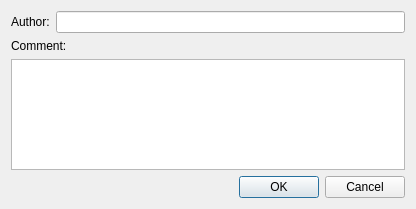
This is python/masarclient/ui/ui_commentdiag.ui in epics-base/masarService as Qt 5 draws it before an edit. The edited form follows.
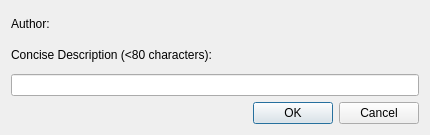
This is the edited form.

The edit to the form file:
```diff
--- a/python/masarclient/ui/ui_commentdiag.ui
+++ b/python/masarclient/ui/ui_commentdiag.ui
@@ -6,15 +6,47 @@
    <rect>
     <x>0</x>
     <y>0</y>
-    <width>416</width>
-    <height>209</height>
+    <width>426</width>
+    <height>135</height>
    </rect>
   </property>
   <property name="windowTitle">
    <string>Comment</string>
   </property>
-  <layout class="QVBoxLayout" name="verticalLayout">
-   <item>
+  <layout class="QGridLayout" name="gridLayout">
+   <item row="2" column="0" colspan="2">
+    <widget class="QLineEdit" name="commentLineEdit">
+     <property name="sizePolicy">
+      <sizepolicy hsizetype="Expanding" vsizetype="Fixed">
+       <horstretch>1</horstretch>
+       <verstretch>0</verstretch>
+      </sizepolicy>
+     </property>
+     <property name="minimumSize">
+      <size>
+       <width>408</width>
+       <height>0</height>
+      </size>
+     </property>
+     <property name="text">
+      <string/>
+     </property>
+     <property name="maxLength">
+      <number>80</number>
+     </property>
+     <property name="dragEnabled">
+      <bool>true</bool>
+     </property>
+    </widget>
+   </item>
+   <item row="1" column="0">
+    <widget class="QLabel" name="label_2">
+     <property name="text">
+      <string>Concise Description (&lt;80 characters):</string>
+     </property>
+    </widget>
+   </item>
+   <item row="0" column="0">
     <layout class="QHBoxLayout" name="horizontalLayout">
      <item>
       <widget class="QLabel" name="label">
@@ -26,22 +58,9 @@
        </property>
       </widget>
      </item>
-     <item>
-      <widget class="QLineEdit" name="authorLineEdit"/>
-     </item>
     </layout>
    </item>
-   <item>
-    <widget class="QLabel" name="label_2">
-     <property name="text">
-      <string>Comment:</string>
-     </property>
-    </widget>
-   </item>
-   <item>
-    <widget class="QTextEdit" name="commentTextEdit"/>
-   </item>
-   <item>
+   <item row="3" column="1">
     <widget class="QDialogButtonBox" name="buttonBox">
      <property name="orientation">
       <enum>Qt::Horizontal</enum>
```
Left out of the diff: 50 changed lines with no effect on the pictures.
